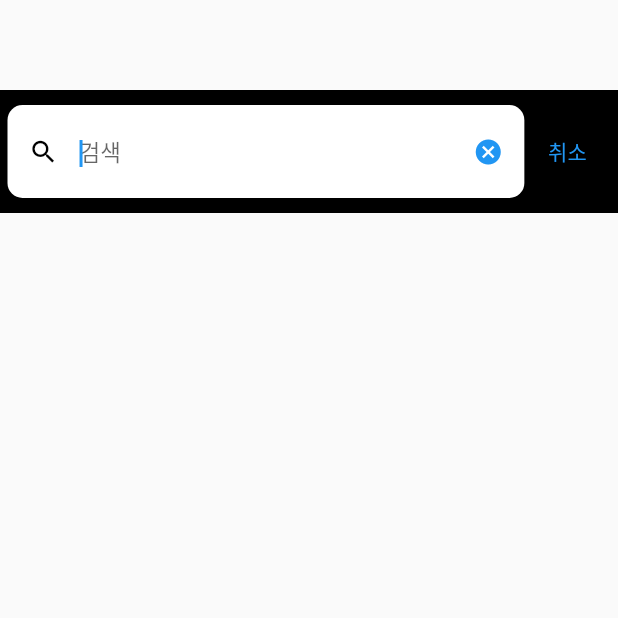
After one commit to HongikB612/UrbanLink, a Flutter app: the SearchScreen screen opened directly, on a phone screen of 412 x 824 dp, the top half of it. The commit adds this screen. Run offline on Flutter 3.47's test engine with Material 2 defaults, Android fonts, the phone set to English and light mode, and no system bars; our stand-ins replace anim_search_bar, cloud_firestore, firebase_auth, firebase_core, firebase_storage, geocoding and 7 more; accounts and stored records are empty.

Commit message:
fdsauhfhweo t4p3t"

```diff
--- /dev/null
+++ b/lib/pages/postpage/location_search_page.dart
@@ -0,0 +1,153 @@
+import 'package:cloud_firestore/cloud_firestore.dart';
+import 'package:flutter/material.dart';
+
+class SearchScreen extends StatefulWidget {
+  const SearchScreen({super.key});
+
+  @override
+  State<SearchScreen> createState() => _SearchScreenState();
+}
+
+class _SearchScreenState extends State<SearchScreen> {
+  final TextEditingController _filter = TextEditingController();
+  FocusNode focusNode = FocusNode();
+  String _searchText = "";
+
+  _SearchScreenState() {
+    _filter.addListener(() {
+      setState(() {
+        _searchText = _filter.text;
+      });
+    });
+  }
+
+  Widget _buildBody(BuildContext context) {
+    return StreamBuilder<QuerySnapshot>(
+      stream: FirebaseFirestore.instance.collection('cae').snapshots(),
+      builder: (context, snapshot) {
+        if (!snapshot.hasData) return const LinearProgressIndicator();
+        return _buildList(context, snapshot.data!.docs);
+      },
+    );
+  }
+
+  Widget _buildList(BuildContext context, List<DocumentSnapshot> snapshot) {
+    List<DocumentSnapshot> searchResults = [];
+    for (DocumentSnapshot d in snapshot) {
+      final cafe = DataBaseService.instance.cafeBuilder(d);
+      if (cafe.name.toString().contains(_searchText)) {
+        searchResults.add(d);
+      }
+    }
+    return Expanded(
+      child: GridView.count(
+          crossAxisCount: 3,
+          childAspectRatio: 1 / 1.5,
+          padding: const EdgeInsets.all(3),
+          children: searchResults
+              .map((data) => _buildListItem(context, data))
+              .toList()),
+    );
+  }
+
+  Widget _buildListItem(BuildContext context, DocumentSnapshot data) {
+    final cafe = DataBaseService.instance.cafeBuilder(data);
+
+    return InkWell(
+      child: Image.network(cafe.images),
+      onTap: () {
+        Navigator.push(
+          context,
+          MaterialPageRoute(
+              builder: (context) => detailPage(
+                    cafeName: cafe.id,
+                  )),
+        );
+      },
+    );
+  }
+
+  @override
+  Widget build(BuildContext context) {
+    return Scaffold(
+      body: Column(
+        children: <Widget>[
+          const Padding(
+            padding: EdgeInsets.all(30),
+          ),
+          Container(
+            color: Colors.black,
+            padding: const EdgeInsets.fromLTRB(5, 10, 5, 10),
+            child: Row(
+              children: <Widget>[
+                Expanded(
+                  flex: 6,
+                  child: TextField(
+                    focusNode: focusNode,
+                    style: const TextStyle(
+                      fontSize: 15,
+                    ),
+                    autofocus: true,
+                    controller: _filter,
+                    decoration: InputDecoration(
+                      filled: true,
+                      fillColor: Colors.white,
+                      prefixIcon: const Icon(
+                        Icons.search,
+                        color: Colors.black,
+                        size: 20,
+                      ),
+                      suffixIcon: focusNode.hasFocus
+                          ? IconButton(
+                              icon: const Icon(
+                                Icons.cancel,
+                                size: 20,
+                              ),
+                              onPressed: () {
+                                setState(() {
+                                  _filter.clear();
+                                  _searchText = "";
+                                });
+                              },
+                            )
+                          : Container(),
+                      hintText: '검색',
+                      labelStyle: const TextStyle(color: Colors.white),
+                      focusedBorder: const OutlineInputBorder(
+                          borderSide: BorderSide(color: Colors.transparent),
+                          borderRadius: BorderRadius.all(Radius.circular(10))),
+                      enabledBorder: const OutlineInputBorder(
+                          borderSide: BorderSide(color: Colors.transparent),
+                          borderRadius: BorderRadius.all(Radius.circular(10))),
+                      border: const OutlineInputBorder(
+                          borderSide: BorderSide(color: Colors.transparent),
+                          borderRadius: BorderRadius.all(Radius.circular(10))),
+                    ),
+                  ),
+                ),
+                focusNode.hasFocus
+                    ? Expanded(
+                        child: TextButton(
+                          child: const Text('취소'),
+                          onPressed: () {
+                            setState(() {
+                              _filter.clear();
+                              _searchText = "";
+                              focusNode.unfocus();
+                            });
+                          },
+                        ),
+                      )
+                    : Expanded(
+                        flex: 0,
+                        child: Container(),
+                      )
+              ],
+            ),
+          ),
+          _buildBody(context)
+        ],
+      ),
+    );
+  }
+}
```
Also changed, not shown: lib/widgets/location_searchbar_widget.dart (+12 -15 lines), lib/widgets/search_bar_widget.dart (added, +38 -0 lines).
